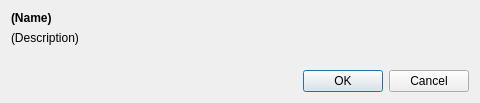
Qt form src/plugin/settings/PluginSettingsDialog.ui (startkladde/startkladde) before a commit.
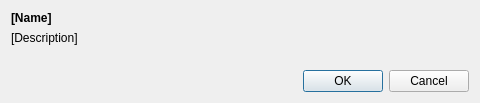
The same form after that commit.

What changed in the file:
```diff
--- a/src/plugin/settings/PluginSettingsDialog.ui
+++ b/src/plugin/settings/PluginSettingsDialog.ui
@@ -39,14 +39,14 @@
       </font>
      </property>
      <property name="text">
-      <string>(Name)</string>
+      <string notr="true">[Name]</string>
      </property>
     </widget>
    </item>
    <item row="1" column="0" colspan="2">
     <widget class="QLabel" name="descriptionLabel">
      <property name="text">
-      <string>(Description)</string>
+      <string notr="true">[Description]</string>
      </property>
     </widget>
    </item>
```
